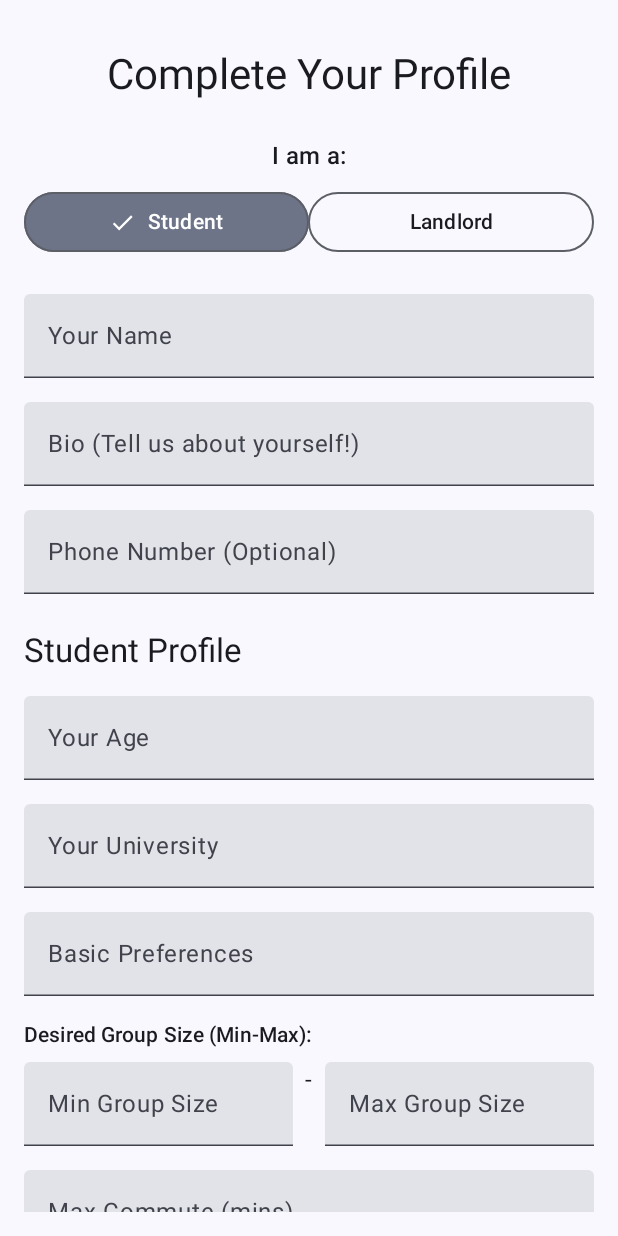
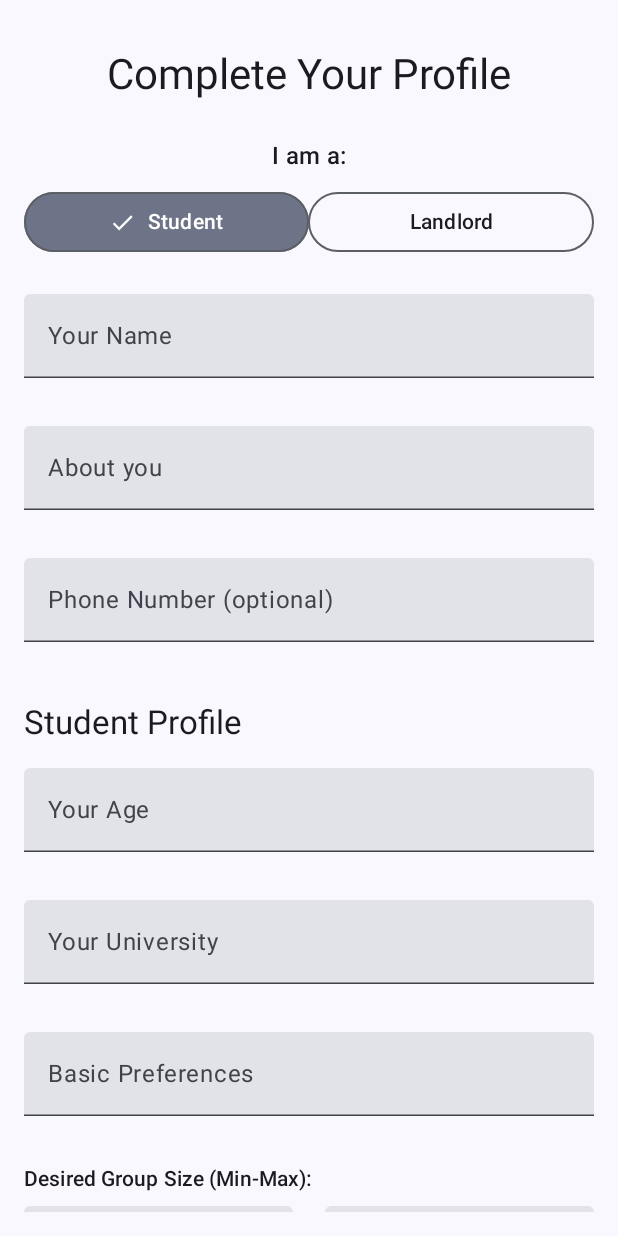
Before and after one commit to dorianturner/Roomie, an Android app built with Jetpack Compose: the ProfileEditorScreen screen opened through its navigation route, on a phone screen of 412 x 824 dp. Run offline under Robolectric (Android 15) with nearby library versions, the phone set to English and light mode, and no system bars; our stand-ins replace Firebase (no records; nobody signed in at launch, a user with empty details on screens opened directly); 1 statement that could not run was skipped.

Commit message:
Feat: Add functionality for optional and mandatory fields, allowing saving profile if all mandatory fields filled in

```diff
--- a/app/src/main/java/com/example/roomie/components/ProfileFields.kt
+++ b/app/src/main/java/com/example/roomie/components/ProfileFields.kt
@@ -13,7 +13,9 @@ import androidx.compose.runtime.MutableState
 data class ProfileTextField(
     val label: String,
     var value: String,
-    val keyboardType: KeyboardType = KeyboardType.Text
+    val keyboardType: KeyboardType = KeyboardType.Text,
+    val required: Boolean = true,
+    val isError: Boolean = false
 )
 
 // --- Generic TextField Renderer ---
@@ -26,9 +28,19 @@ fun ProfileTextFieldView(
     TextField(
         value = field.value,
         onValueChange = onValueChange,
-        label = { Text(field.label) },
+        label = {
+            Text(
+                if (!field.required) "${field.label} (optional)" else field.label
+            )
+        },
         modifier = modifier.fillMaxWidth(),
-        keyboardOptions = KeyboardOptions(keyboardType = field.keyboardType)
+        keyboardOptions = KeyboardOptions(keyboardType = field.keyboardType),
+        isError = field.isError,
+        supportingText = {
+            if (field.isError) {
+                Text(text = "This field is required", color = MaterialTheme.colorScheme.error)
+            }
+        }
     )
 }
 
--- a/app/src/main/java/com/example/roomie/screens/ProfileEditorScreen.kt
+++ b/app/src/main/java/com/example/roomie/screens/ProfileEditorScreen.kt
@@ -18,6 +18,17 @@ import com.google.firebase.firestore.FirebaseFirestore
 import com.google.firebase.firestore.ktx.firestore
 import com.google.firebase.ktx.Firebase
 
+private fun validateFields(fields: List<MutableState<ProfileTextField>>): Boolean {
+    var isValid = true
+    fields.forEach {
+        val field = it.value
+        val invalid = field.required && field.value.isBlank()
+        it.value = field.copy(isError = invalid)
+        if (invalid) isValid = false
+    }
+    return isValid
+}
+
 @OptIn(ExperimentalMaterial3Api::class)
 @Composable
 fun ProfileEditorScreen(
@@ -29,9 +40,9 @@ fun ProfileEditorScreen(
     val scrollState = rememberScrollState()
 
     // Common fields
-    var name by remember { mutableStateOf("") }
-    var bio by remember { mutableStateOf("") }
-    var phoneNumber by remember { mutableStateOf("") }
+    val nameField = remember { mutableStateOf(ProfileTextField("Your Name", "")) }
+    val bioField = remember { mutableStateOf(ProfileTextField("About you", "")) }
+    val phoneNumberField = remember { mutableStateOf(ProfileTextField("Phone Number", "", KeyboardType.Phone, false)) }
     var isLandlord by remember { mutableStateOf(false) }
 
     // Landlord field
@@ -46,14 +57,41 @@ fun ProfileEditorScreen(
     val maxCommuteField = remember { mutableStateOf(ProfileTextField("Max Commute (mins)", "", KeyboardType.Number)) }
     val maxBudgetField = remember { mutableStateOf(ProfileTextField("Max Budget (£ / week)", "", KeyboardType.Number)) }
 
+    val allFields = remember {
+        mutableListOf<MutableState<ProfileTextField>>()
+    }
+
     LaunchedEffect(auth.currentUser?.uid) {
+        allFields.clear()
+
+        // add mandatory fields
+        allFields.add(nameField)
+        allFields.add(bioField)
+        allFields.add(phoneNumberField)
+
+        if (isLandlord) {
+            allFields.add(companyField)
+        } else {
+            allFields.addAll(
+                listOf(
+                    ageField,
+                    universityField,
+                    preferencesField,
+                    groupSizeMinField,
+                    groupSizeMaxField,
+                    maxCommuteField,
+                    maxBudgetField,
+                )
+            )
+        }
+
         auth.currentUser?.uid?.let { uid ->
             db.collection("users").document(uid).get()
                 .addOnSuccessListener { doc ->
                     if (doc.exists()) {
-                        name = doc.getString("name").orEmpty()
-                        bio = doc.getString("bio").orEmpty()
-                        phoneNumber = doc.getString("phoneNumber").orEmpty()
+                        nameField.value = nameField.value.copy(value = doc.getString("name").orEmpty())
+                        bioField.value = bioField.value.copy(value = doc.getString("bio").orEmpty())
+                        phoneNumberField.value = phoneNumberField.value.copy(value = doc.getString("phoneNumber").orEmpty())
                         isLandlord = doc.getString("profileType") == "landlord"
 
                         if (isLandlord) {
@@ -109,18 +147,28 @@ fun ProfileEditorScreen(
 
         // Common fields
         ProfileTextFieldView(
-            field = ProfileTextField("Your Name", name),
-            onValueChange = { name = it }
+            field = nameField.value,
+            onValueChange = {
+                nameField.value = nameField.value.copy(value = it)
+            }
         )
+
         Spacer(modifier = Modifier.height(16.dp))
+
         ProfileTextFieldView(
-            field = ProfileTextField("Bio (Tell us about yourself!)", bio),
-            onValueChange = { bio = it }
+            field = bioField.value,
+            onValueChange = {
+                bioField.value = bioField.value.copy(value = it)
+            }
         )
+
         Spacer(modifier = Modifier.height(16.dp))
+
         ProfileTextFieldView(
-            field = ProfileTextField("Phone Number (Optional)", phoneNumber, KeyboardType.Phone),
-            onValueChange = { phoneNumber = it }
+            field = phoneNumberField.value,
+            onValueChange = {
+                phoneNumberField.value = phoneNumberField.value.copy(value = it)
+            }
         )
 
         Spacer(modifier = Modifier.height(24.dp))
@@ -145,14 +193,22 @@ fun ProfileEditorScreen(
 
         Spacer(modifier = Modifier.height(32.dp))
 
+        // save profile button
         Button(
             onClick = {
+                val isValid = validateFields(allFields)
+
+                if (!isValid) {
+                    Toast.makeText(context, "Please fill all required fields.", Toast.LENGTH_SHORT).show()
+                    return@Button
+                }
+
                 val currentUser = auth.currentUser
                 if (currentUser != null) {
                     val data = mutableMapOf<String, Any>(
-                        "name" to name,
-                        "bio" to bio,
-                        "phoneNumber" to phoneNumber,
+                        "name" to nameField.value.value,
+                        "bio" to bioField.value.value,
+                        "phoneNumber" to phoneNumberField.value.value,
                         "profileType" to if (isLandlord) "landlord" else "student",
                         "lastUpdated" to System.currentTimeMillis()
                     )
@@ -161,6 +217,7 @@ fun ProfileEditorScreen(
 
                     if (isLandlord) {
                         val company = companyField.value.value
+                        val name = nameField.value.value
                         data["landlordCompany"] = company
                         if (name.isBlank() || company.isBlank()) isMinProfileSet = false
                     } else {
@@ -169,6 +226,7 @@ fun ProfileEditorScreen(
                         val gMax = groupSizeMaxField.value.value.toIntOrNull()
                         val commute = maxCommuteField.value.value.toIntOrNull()
                         val budget = maxBudgetField.value.value.toIntOrNull()
+                        val name = nameField.value.value
 
                         data["studentAge"] = age ?: 0
                         data["studentUniversity"] = universityField.value.value
```
